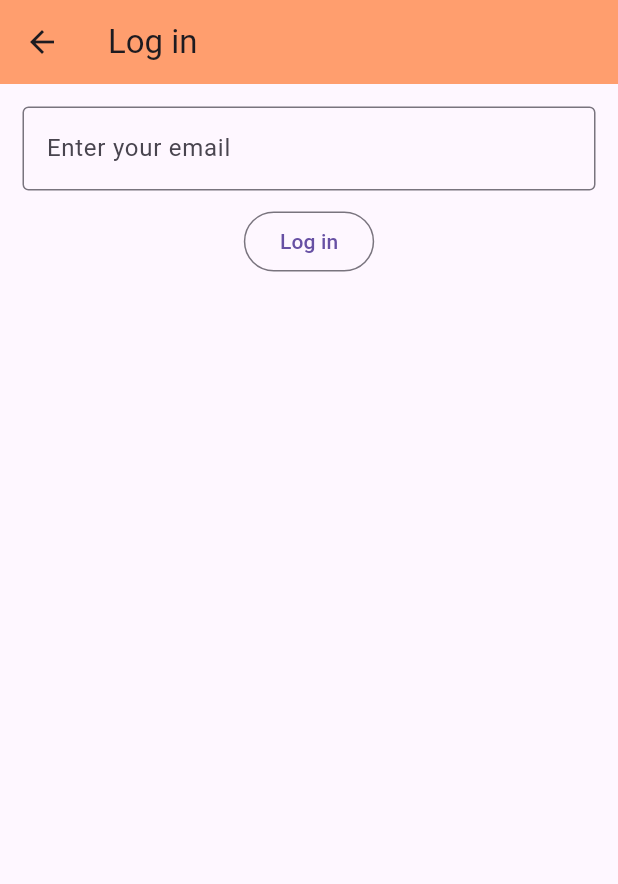
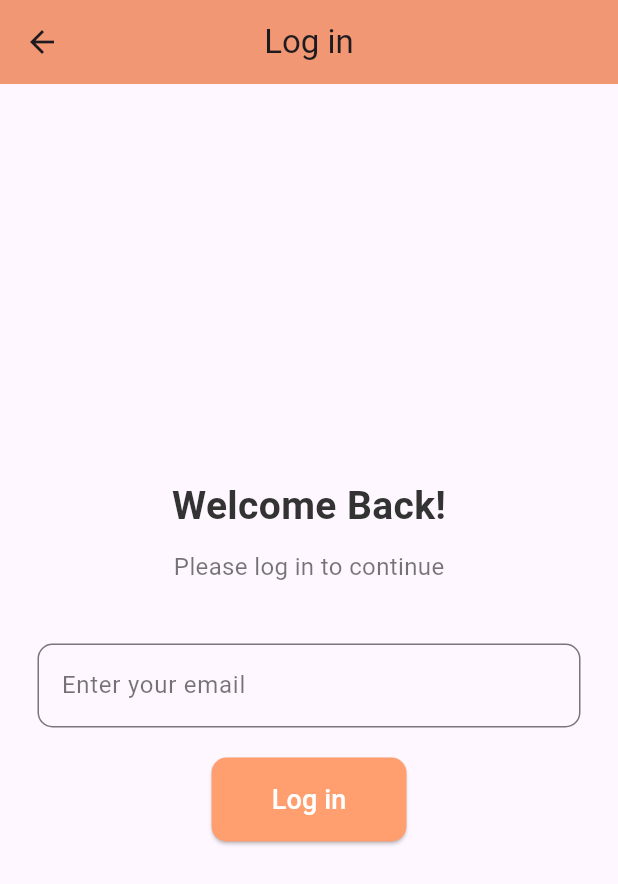
Before and after one commit to ar-kt02/fe-pathpal, a Flutter app: the MainScreen screen opened directly, item 3 of the bottom bar chosen, after a tap on "Log out", on a phone screen of 412 x 824 dp. Shown: the top 884 px of the screen. Run offline on Flutter 3.47's test engine with Material 3 defaults, Android fonts, the phone set to English and light mode, and no system bars; our stand-ins replace dio, pedometer, shared_preferences, syncfusion_flutter_gauges; missing offline and left inert: model_viewer_plus; accounts and stored records are empty; statements that could not run were skipped.

Commit message:
added styling

```diff
--- a/lib/pages/home_page.dart
+++ b/lib/pages/home_page.dart
@@ -71,16 +71,61 @@ class _HomePageState extends State<HomePage> {
   Widget build(BuildContext context) {
     return Scaffold(
       appBar: AppBar(
-          title: const Text('Home'), backgroundColor: const Color(0xFFFF9E6E)),
+        title: const Text('Home'),
+        backgroundColor: const Color(0xFFFF9E6E),
+        centerTitle: true,
+      ),
       body: SingleChildScrollView(
         child: Column(
           children: <Widget>[
             SizedBox(
               height: 60,
               child: Center(
-                child: Text(
-                  'Name: $_name | Level: $_level | XP: $_xp',
-                  style: const TextStyle(fontSize: 18),
+                child: Text.rich(
+                  TextSpan(
+                    children: [
+                      TextSpan(
+                        text: 'Name: ',
+                        style: const TextStyle(
+                          fontWeight: FontWeight.bold,
+                          fontSize: 18,
+                        ),
+                      ),
+                      TextSpan(
+                        text: _name,
+                        style: const TextStyle(
+                          fontSize: 18,
+                        ),
+                      ),
+                      TextSpan(
+                        text: ' | Level: ',
+                        style: const TextStyle(
+                          fontWeight: FontWeight.bold,
+                          fontSize: 18,
+                        ),
+                      ),
+                      TextSpan(
+                        text: _level.toString(),
+                        style: const TextStyle(
+                          fontSize: 18,
+                        ),
+                      ),
+                      TextSpan(
+                        text: ' | XP: ',
+                        style: const TextStyle(
+                          fontWeight: FontWeight.bold,
+                          fontSize: 18,
+                        ),
+                      ),
+                      TextSpan(
+                        text: _xp.toString(),
+                        style: const TextStyle(
+                          fontSize: 18,
+                        ),
+                      ),
+                    ],
+                  ),
+                  textAlign: TextAlign.center,
                 ),
               ),
             ),
@@ -99,9 +144,10 @@ class _HomePageState extends State<HomePage> {
                 ),
               ),
             ),
-            Card(
+            Padding(
+              padding: const EdgeInsets.all(8.0), // Added padding around the list
               child: SizedBox(
-                height: 105,
+                height: 120, // Adjusted height to fit the available space
                 child: ListView(
                   scrollDirection: Axis.horizontal,
                   children: _handleToySelection(),
@@ -121,7 +167,10 @@ class _HomePageState extends State<HomePage> {
       bool isSelected = _selectedToy == entries.value;
       String formattedKey = entries.key.replaceAll('_', ' ');
 
-      return Column(
+      return Container(
+        width: 100, // Adjusted width to fit within screen space
+        padding: const EdgeInsets.all(8.0), // Added padding for spacing
+        child: Column(
           children: [
             GestureDetector(
               onTap: () async {
@@ -129,8 +178,6 @@ class _HomePageState extends State<HomePage> {
               },
               child: Card(
                 color: isSelected ? Colors.amber.shade300 : Colors.transparent,
-              child: SizedBox(
-                width: 90,
                 child: SizedBox(
                   height: 75,
                   child: IgnorePointer(
@@ -142,16 +189,25 @@ class _HomePageState extends State<HomePage> {
                       autoRotate: false,
                       disableZoom: true,
                       cameraControls: false,
-                      )),
                     ),
                   ),
                 ),
               ),
-          Text(
+            ),
+            Expanded(
+              child: Center(
+                child: FittedBox(
+                  fit: BoxFit.scaleDown, // Scales down the text to fit
+                  child: Text(
                     formattedKey,
                     style: const TextStyle(fontSize: 15),
+                    textAlign: TextAlign.center,
+                  ),
+                ),
+              ),
             ),
           ],
+        ),
       );
     }).toList();
   }
--- a/lib/pages/login_page.dart
+++ b/lib/pages/login_page.dart
@@ -48,7 +48,10 @@ class _LoginPageState extends State<LoginPage> {
 
   void _errorMsg(String message) {
     ScaffoldMessenger.of(context).showSnackBar(
-      SnackBar(content: Text(message)),
+      SnackBar(
+        content: Text(message),
+        backgroundColor: Colors.redAccent, // Highlight error messages
+      ),
     );
   }
 
@@ -57,27 +60,69 @@ class _LoginPageState extends State<LoginPage> {
     return Scaffold(
       appBar: AppBar(
         title: const Text('Log in'),
-          backgroundColor: const Color(0xFFFF9E6E)),
-      body: Container(
-        padding: const EdgeInsets.all(15.0),
+        backgroundColor: const Color(0xFFFF9E6E),
+        centerTitle: true,
+        elevation: 4.0,
+      ),
+      body: Center(
+        child: Padding(
+          padding: const EdgeInsets.symmetric(horizontal: 25.0),
           child: Column(
-          mainAxisAlignment: MainAxisAlignment.start,
+            mainAxisAlignment: MainAxisAlignment.center,
             children: [
+              const Text(
+                'Welcome Back!',
+                style: TextStyle(
+                  fontSize: 26,
+                  fontWeight: FontWeight.bold,
+                  color: Color(0xFF333333),
+                ),
+              ),
+              const SizedBox(height: 10),
+              const Text(
+                'Please log in to continue',
+                style: TextStyle(
+                  fontSize: 16,
+                  color: Colors.black54,
+                ),
+              ),
+              const SizedBox(height: 40),
               TextField(
                 controller: _emailController,
-              decoration: const InputDecoration(
-                  labelText: 'Enter your email', border: OutlineInputBorder()),
+                decoration: InputDecoration(
+                  labelText: 'Enter your email',
+                  labelStyle: const TextStyle(color: Colors.black54),
+                  border: OutlineInputBorder(
+                    borderRadius: BorderRadius.circular(10.0),
                   ),
-            Padding(
-              padding: const EdgeInsets.only(top: 10),
-              child: OutlinedButton(
+                  focusedBorder: OutlineInputBorder(
+                    borderRadius: BorderRadius.circular(10.0),
+                    borderSide: const BorderSide(color: Color(0xFFFF9E6E)),
+                  ),
+                ),
+                keyboardType: TextInputType.emailAddress,
+              ),
+              const SizedBox(height: 20),
+              ElevatedButton(
                 onPressed: _loginUser,
-                child: const Text('Log in'),
+                style: ElevatedButton.styleFrom(
+                  backgroundColor: const Color(0xFFFF9E6E),
+                  foregroundColor: Colors.white,
+                  padding: const EdgeInsets.symmetric(
+                      horizontal: 40, vertical: 15),
+                  shape: RoundedRectangleBorder(
+                    borderRadius: BorderRadius.circular(10.0),
+                  ),
+                ),
+                child: const Text(
+                  'Log in',
+                  style: TextStyle(fontSize: 18),
                 ),
               ),
             ],
           ),
         ),
+      ),
     );
   }
 }
--- a/lib/pages/main_screen.dart
+++ b/lib/pages/main_screen.dart
@@ -14,15 +14,28 @@ class _MainScreenState extends State<MainScreen> {
   int currentPage = 0;
 
   @override
-  Widget build(BuildContext build) {
+  Widget build(BuildContext context) {
     return Scaffold(
-      bottomNavigationBar: NavigationBar(
+      bottomNavigationBar: NavigationBarTheme(
+        data: NavigationBarThemeData(
+          backgroundColor: Colors.white,
+          indicatorColor: Colors.blue.shade100,
+          labelTextStyle: MaterialStateProperty.all(
+            const TextStyle(
+              fontSize: 14,
+              fontWeight: FontWeight.w500,
+            ),
+          ),
+          iconTheme: MaterialStateProperty.all(
+            IconThemeData(color: Colors.blue.shade600),
+          ),
+        ),
+        child: NavigationBar(
           onDestinationSelected: (int index) {
             setState(() {
               currentPage = index;
             });
           },
-        indicatorColor: Colors.blue.shade100,
           selectedIndex: currentPage,
           destinations: const <Widget>[
             NavigationDestination(
@@ -42,10 +55,11 @@ class _MainScreenState extends State<MainScreen> {
             )
           ],
         ),
+      ),
       body: <Widget>[
         const HomePage(),
         const StatsPage(),
-        const SettingsPage()
+        const SettingsPage(),
       ][currentPage],
     );
   }
--- a/lib/pages/settings_page.dart
+++ b/lib/pages/settings_page.dart
@@ -20,12 +20,40 @@ class SettingsPage extends StatelessWidget {
   Widget build(BuildContext context) {
     return Scaffold(
       appBar: AppBar(
-          title: const Text('Settings'),
-          backgroundColor: const Color(0xFFFF9E6E)),
+        title: const Text('Settings'),
+        backgroundColor: const Color(0xFFFF9E6E),
+        centerTitle: true,  // Center the title
+      ),
       body: Center(
-        child: OutlinedButton(
-          onPressed: () => _logoutUser(context),
-          child: const Text('Log out'),
+        child: Padding(
+          padding: const EdgeInsets.all(16.0),
+          child: Column(
+            mainAxisSize: MainAxisSize.min,
+            children: [
+              const Text(
+                'Account Settings',
+                style: TextStyle(
+                  fontSize: 24,
+                  fontWeight: FontWeight.bold,
+                ),
+              ),
+              const SizedBox(height: 20),
+              OutlinedButton(
+                onPressed: () => _logoutUser(context),
+                style: OutlinedButton.styleFrom(
+                  padding: const EdgeInsets.symmetric(horizontal: 24, vertical: 12),
+                  side: const BorderSide(color: Colors.red),
+                ),
+                child: const Text(
+                  'Log out',
+                  style: TextStyle(
+                    fontSize: 18,
+                    color: Colors.red,
+                  ),
+                ),
+              ),
+            ],
+          ),
         ),
       ),
     );
--- a/lib/pages/stats_page.dart
+++ b/lib/pages/stats_page.dart
@@ -43,7 +43,13 @@ class StatsPageState extends State<StatsPage> {
   Widget build(BuildContext context) {
     return Scaffold(
       appBar: AppBar(
-        title: const Text("Stats"),
+        centerTitle: true,
+        title: const Text(
+          "Stats",
+          style: TextStyle(
+            fontSize: 24,
+          ),
+        ),
         backgroundColor: const Color(0xFFFF9E6E),
       ),
       body: Center(
@@ -55,7 +61,10 @@ class StatsPageState extends State<StatsPage> {
                   Text(
                     'Total Steps:\n $_totalSteps',
                     textAlign: TextAlign.center,
-                    style: const TextStyle(fontSize: 25),
+                    style: const TextStyle(
+                      fontSize: 25,
+                      fontWeight: FontWeight.bold,
+                    ),
                   ),
                   const SizedBox(height: 20),
                   GaugeTracker(todaySteps: _todaySteps),
```
Lines whose indentation alone changed are shown as unchanged.
